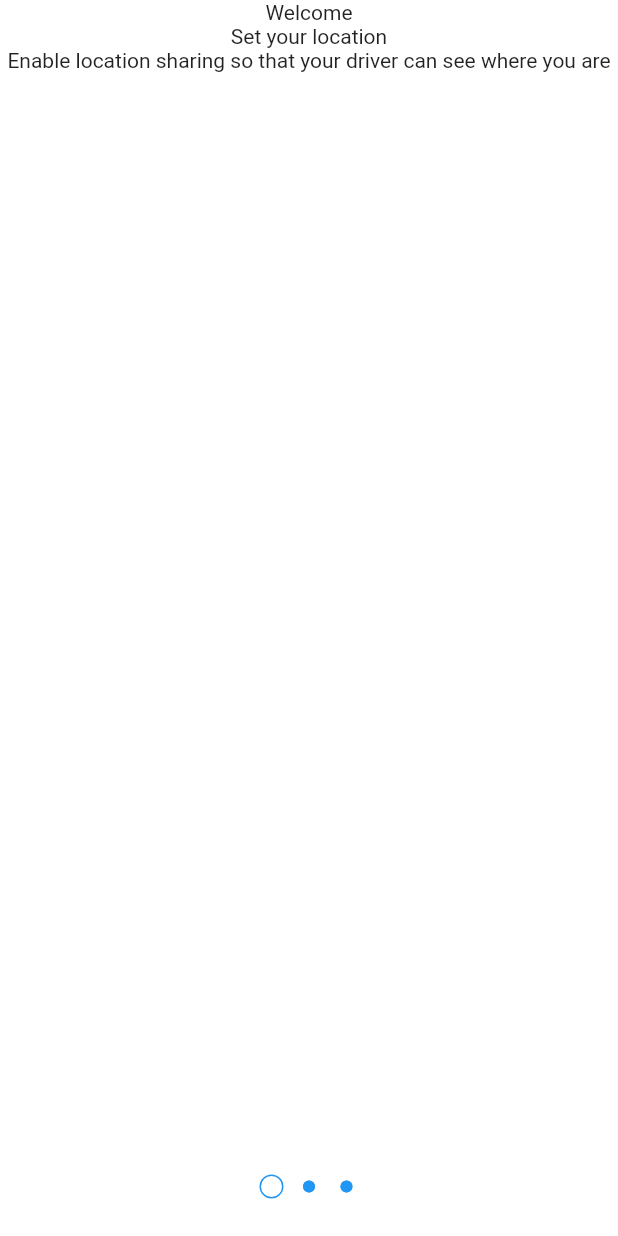
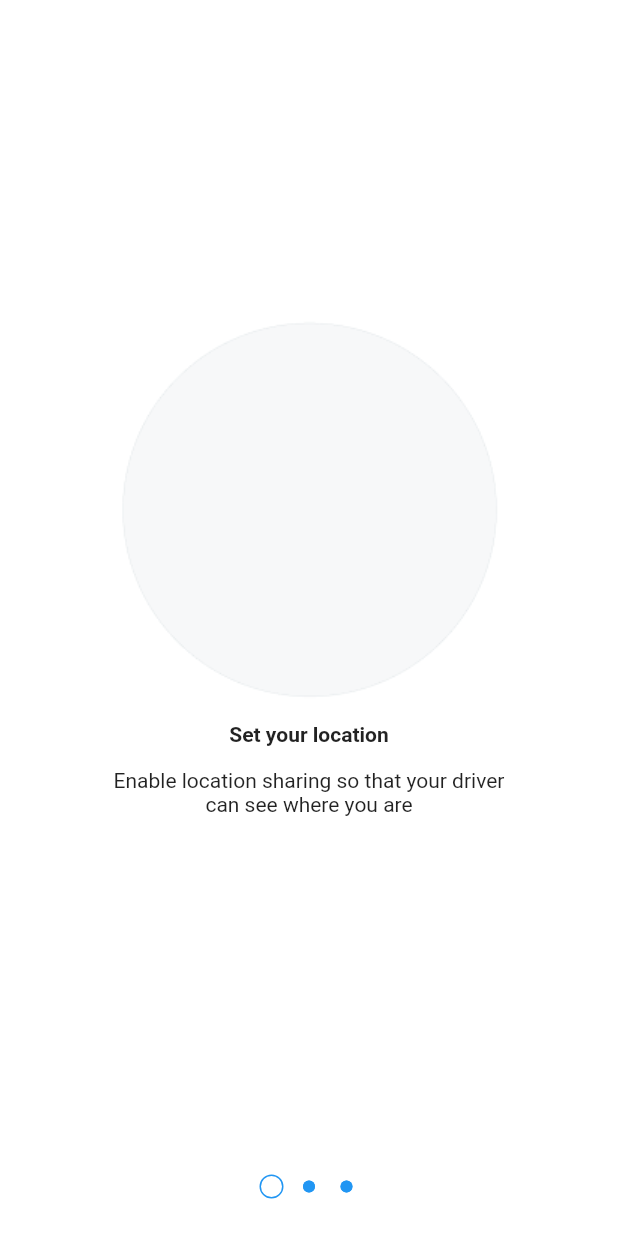
Before and after one commit to maelfosso/andi-taxi-mobile-app, a Flutter app: the screen it shows after launch, on a phone screen of 412 x 824 dp. Run offline on Flutter 3.47's test engine with Material 2 defaults, Android fonts, the phone set to English and light mode, and no system bars.

Commit message:
page viewer is done

```diff
--- a/lib/ui/welcome.dart
+++ b/lib/ui/welcome.dart
@@ -25,8 +25,6 @@ class _WelcomeState extends State<Welcome> {
 
   static const _kCurve = Curves.ease;
 
-  final _kArrowColor = Colors.black.withOpacity(0.8);
-
   final List<PVStepContent> _pagesContents = [
     new PVStepContent(
       "Set your location",
@@ -45,13 +43,25 @@ class _WelcomeState extends State<Welcome> {
   _buildPage(int index) {
     var content = _pagesContents[index];
 
-    // return ConstrainedBox(
-    //   constraints: const BoxConstraints.expand(),
-    return Center(
+    return Container(
+      padding: const EdgeInsets.all(75.0),
       child: Column(
+        mainAxisAlignment: MainAxisAlignment.center,
+        crossAxisAlignment: CrossAxisAlignment.center,
         children: [
-          Text(content.title),
-          Text(content.description)
+          Image(image: AssetImage('assets/images/welcome.png')),
+          Container(
+            padding: EdgeInsets.symmetric(vertical: 15.0),
+            child:Text(
+            content.title,
+            style: TextStyle(
+              fontWeight: FontWeight.bold
+            ),
+          )),
+          Text(
+            content.description,
+            textAlign: TextAlign.center,
+          ),
         ]
       ),
     );
@@ -64,8 +74,9 @@ class _WelcomeState extends State<Welcome> {
         scrollDirection: Axis.horizontal,
         physics: new AlwaysScrollableScrollPhysics(),
         controller: _controller,
+        itemCount: _pagesContents.length,
         itemBuilder: (BuildContext context, int index) {
-          return _buildPage(index % _pagesContents.length);
+          return _buildPage(index);
         },
       )
     );
@@ -104,7 +115,6 @@ class _WelcomeState extends State<Welcome> {
         child: Container(
           child: Column(
             children: [
-              Text('Welcome'),
               _buildPageView(),
               _buildDot()
             ],
@@ -120,7 +130,6 @@ class DotsIndicator extends AnimatedWidget {
     this.controller,
     this.itemCount,
     this.onPageSelected,
-    this.color: Colors.white,
   }) : super(listenable: controller);
 
   /// The PageController that this DotsIndicator is representing.
@@ -131,11 +140,6 @@ class DotsIndicator extends AnimatedWidget {
 
   /// Called when a dot is tapped
   final ValueChanged<int> onPageSelected;
-
-  /// The color of the dots.
-  ///
-  /// Defaults to `Colors.white`.
-  Color color;
 
   // The base size of the dots
   static const double _kDotSize = 8.0;
--- a/pubspec.yaml
+++ b/pubspec.yaml
@@ -44,6 +44,10 @@ flutter:
   # the material Icons class.
   uses-material-design: true
 
+  assets:
+    - assets/images/welcome.png
+    # - assets/background.png
+
   # To add assets to your application, add an assets section, like this:
   # assets:
   #   - images/a_dot_burr.jpeg
```
Also changed, not shown: assets/images/welcome.png (added).
